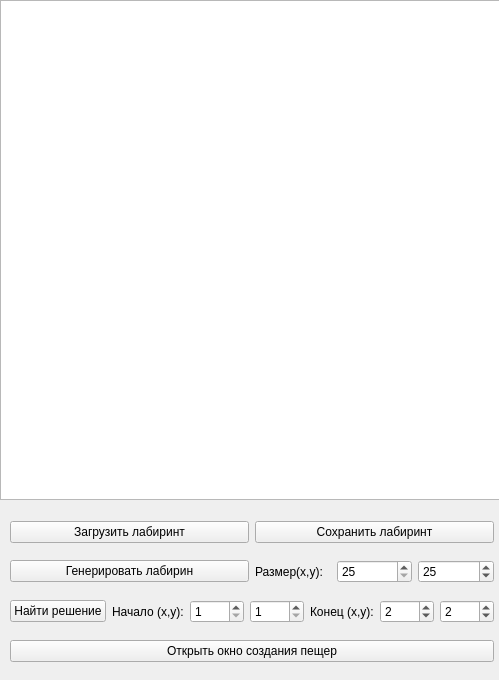
First picture: the form in src/Maze/views/mainwindow.ui, repository sbevza/A1_Maze, before the edit.
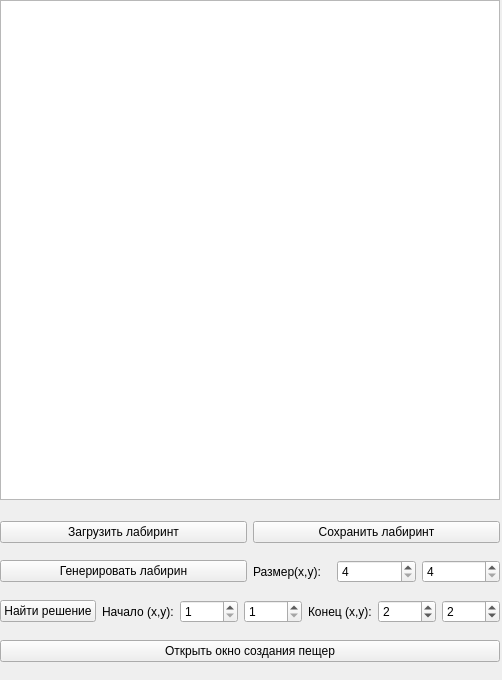
Second picture: the form after the edit.

Patch:
```diff
--- a/src/Maze/views/mainwindow.ui
+++ b/src/Maze/views/mainwindow.ui
@@ -6,7 +6,7 @@
    <rect>
     <x>0</x>
     <y>0</y>
-    <width>499</width>
+    <width>502</width>
     <height>680</height>
    </rect>
   </property>
@@ -30,9 +30,9 @@
    <widget class="QWidget" name="layoutWidget">
     <property name="geometry">
      <rect>
-      <x>10</x>
+      <x>0</x>
       <y>510</y>
-      <width>484</width>
+      <width>500</width>
       <height>163</height>
      </rect>
     </property>
@@ -76,7 +76,7 @@
          <item>
           <widget class="QSpinBox" name="size_maze_x">
            <property name="minimum">
-            <number>25</number>
+            <number>4</number>
            </property>
            <property name="maximum">
             <number>50</number>
@@ -91,9 +91,6 @@
            <property name="maximum">
             <number>50</number>
            </property>
-           <property name="value">
-            <number>25</number>
-           </property>
           </widget>
          </item>
         </layout>
```
